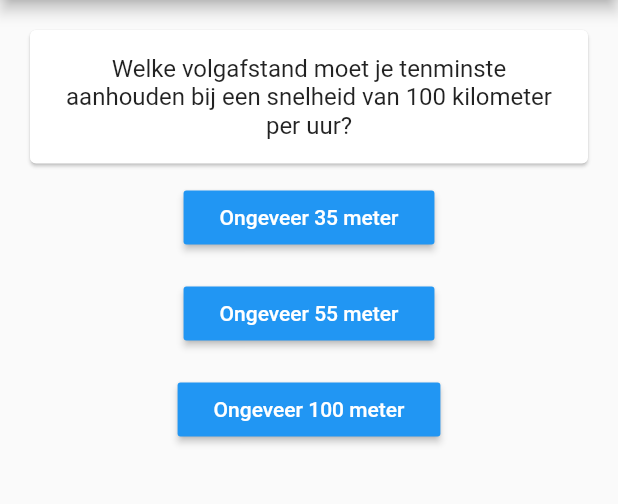
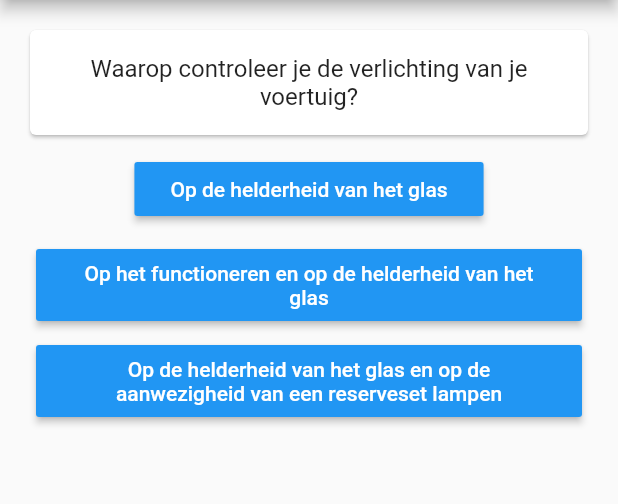
Before and after one commit to Runman44/MotoQuiz, a Flutter app: the screen it shows after launch, on a phone screen of 412 x 824 dp, the part 84-588 px from its top. Run offline on Flutter 3.47's test engine with Material 2 defaults, Android fonts, the phone set to English and light mode, and no system bars.

Commit message:
added 6 questions

```diff
--- a/lib/main.dart
+++ b/lib/main.dart
@@ -37,6 +37,15 @@ class _MyHomePageState extends State<MyHomePage> {
   final List<Question> _questions = [
     Question(
         question:
+        "Waarop controleer je de verlichting van je voertuig?",
+        answers: [
+          Answer(answer: "Op de helderheid van het glas"),
+          Answer(answer: "Op het functioneren en op de helderheid van het glas", isCorrect: true),
+          Answer(answer: "Op de helderheid van het glas en op de aanwezigheid van een reserveset lampen"),
+        ],
+        description: "Geen uitleg"),
+    Question(
+        question:
             "Welke volgafstand moet je tenminste aanhouden bij een snelheid van 100 kilometer per uur?",
         answers: [
           Answer(answer: "Ongeveer 35 meter"),
@@ -52,6 +61,14 @@ class _MyHomePageState extends State<MyHomePage> {
         ],
         description: "De geleiders van rij- of trekdieren of van vee horen bij de categorie bestuurders. Net als ruiters. Iemand die met een paard aan de hand loopt is een geleider van een rijdier. Deze persoon is dus een bestuurder."),
     Question(
+        question: "Wat doe je voordat je met de motor een smalle tunnel inrijdt?",
+        answers: [
+          Answer(answer: "Je haalt niet in", isCorrect: true),
+          Answer(answer: "Je houdt dezelfde afstand als altijd"),
+          Answer(answer: "Je gaat links rijden")
+        ],
+        description: "Tunnel rijden vereist aangepast,alert rijgedrag ontsteek je dimlicht ruim voordat je de tunnel in rijd."),
+    Question(
         question: "Je gaat motorrijden. Welke documenten moet je bij je hebben?",
         answers: [
           Answer(answer: "Het rijbewijs"),
@@ -59,6 +76,14 @@ class _MyHomePageState extends State<MyHomePage> {
           Answer(answer: "Het rijbewijs en het kentekenbewijs en het verzekeringsbewijs")
         ],
         description: "Het rijbewijs en kentekenbewijs (kentekencard) moet je altijd tijdens een controle kunnen tonen. Het verzekeringsbewijs (groene kaart) is alleen nodig in het buitenland."),
+    Question(
+        question: "Wanneer kun je de bandenspanning het beste meten?",
+        answers: [
+          Answer(answer: "Direct na afloop van de rit"),
+          Answer(answer: "Voor vertrek", isCorrect: true),
+          Answer(answer: "Na een uurtje te hebben gereden")
+        ],
+        description: "Door te rijden neemt de temperatuur van de band toe en de spanning zal iets hoger zijn. Het is dus beter om de spanning voor vertrek te meten."),
     Question(
         question: "Wat gebeurt er met het brandstofverbruik als je goed anticipeert?",
         answers: [
@@ -84,6 +109,14 @@ class _MyHomePageState extends State<MyHomePage> {
         ],
         description: "Volgens de wet wordt 'onder invloed rijden' gestraft met een gevangenisstraf van ten hoogste 1 jaar of een geldboete van 21.750 euro. Daarnaast kan er ook een bijkomende straf worden opgelegd, zoals het verplicht volgen van een cursus of het ontzeggen van de rijbevoegdheid."),
     Question(
+        question: "Hoeveel afstand moet je zijdelings minimaal nemen als je een fietser wilt inhalen?",
+        answers: [
+          Answer(answer: "1,5 M", isCorrect: true),
+          Answer(answer: "3 M"),
+          Answer(answer: "0,50 cm")
+        ],
+        description: "0,5 meter is dus te weinig. 3 meter is te veel, dan zit je op de verkeerde kant van de weg."),
+    Question(
         question: "Je bent 25 jaar en hebt alcohol gedronken. Mag je met een alcoholpercentage van 0,6 ‰ gaan rijden?",
         answers: [
           Answer(answer: "Zeker"),
@@ -107,12 +140,27 @@ class _MyHomePageState extends State<MyHomePage> {
         ],
         description: "Het weggedrag voor voertuigen met winterbanden op een droog wegdek is anders dan met zomerbanden. Rijd daarom niet sneller dan wat de bandenfabrikant je adviseert. Dit kun je zien aan de snelheidscodering op de band."),
     Question(
+        question: "Met welk verschil in snelheid mag je een langzaam rijdende file inhalen?",
+        answers: [
+          Answer(answer: "maximaal 10 km/uur", isCorrect: true),
+          Answer(answer: "maximaal 30 km/uur"),
+          Answer(answer: "maximaal 50 km/uur")
+        ],
+        description: "Sommigen vinden het niet prettig als je inhaalt. Ze moeten zelf namelijk wachten en zijn daarom jaloers op jou. Het kan gebeuren dat ze het gat voor jou dichtgooien. Het kan ook zijn dat ze je niet zien en met allerlei dingen bezig zijn die niets met het verkeer te maken hebben."),
+    Question(
         question: "Je hebt een windscherm en kappen op je motor gezet. Waar let je op?",
         answers: [
           Answer(answer: "Je wordt meer tegengehouden door de wind. Daardoor kan je minder goed sturen"),
           Answer(answer: "Je wordt minder tegengehouden door de wind. Daardoor ga je harder rijden", isCorrect: true)
         ],
         description: "Door het gebruik van een windscherm en kappen op de motor zal de rijwind gestroomlijnder langs jou en de motor heen gaan. De winddruk op je lichaam en het windgeluid nemen hiermee af en daardoor het gevoel van snelheid. De neiging ontstaat om sneller te gaan rijden, houd daarom de snelheidsmeter goed in de gaten."),
+    Question(
+        question: "50 meter voor je rijdt een tractor en je nadert een kruispunt, waar moet je rekening mee houden?",
+        answers: [
+          Answer(answer: "Je moet bestuurders van tractoren tijdig naderen, want ze zien je aankomen ondanks de lading"),
+          Answer(answer: "Door de lading hebben bestuurders van tractoren vaak geen goed zicht naar achteren", isCorrect: true)
+        ],
+        description: "Houd er rekening mee dat de tractor een inrit kan opdraaien zonder dat je hem richting aan hebt zien geven. Vaak is de verlichting niet in orde of zit er modder op."),
     Question(
         question: "Bij een politiecontrole blijkt dat je voertuig te veel geluid maakt. Wat kan de politie doen?",
         answers: [
```
